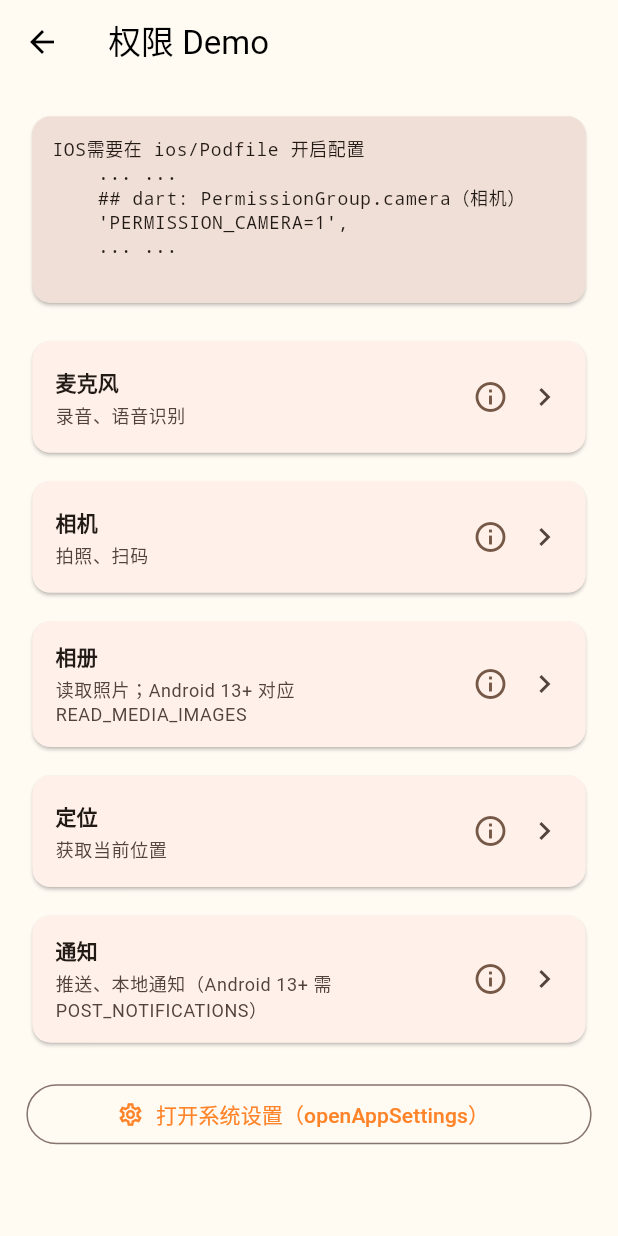
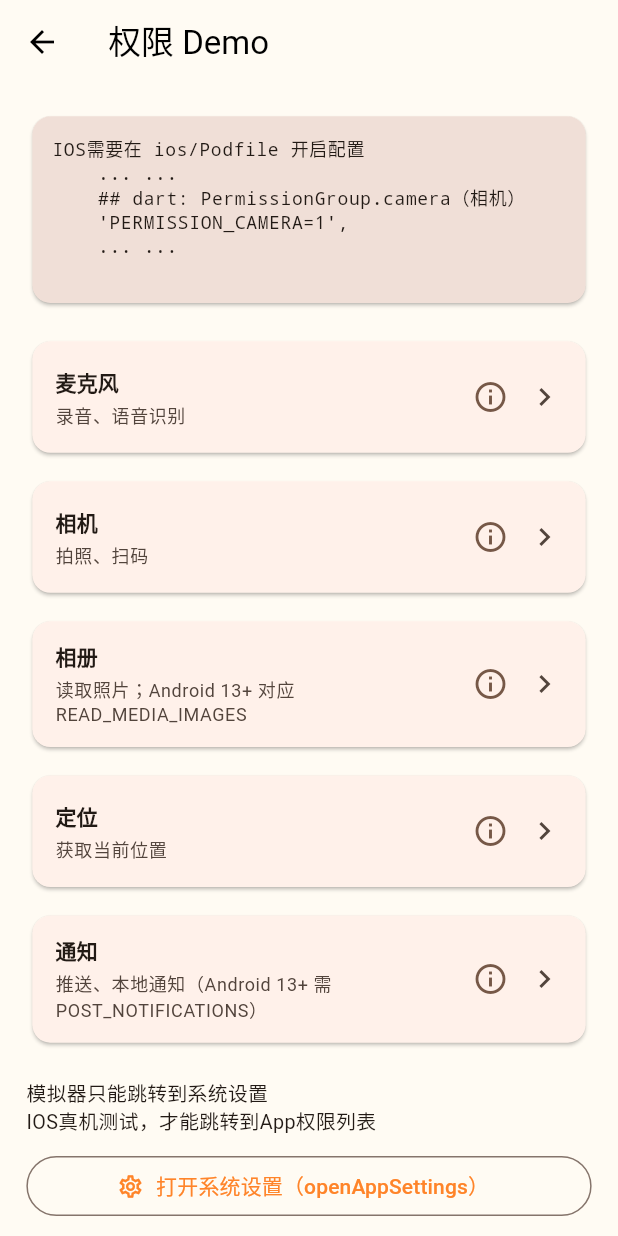
Before and after one commit to youxia-mrhan/nova_frame, a Flutter app: the PermissionDemoPage screen opened by its route, on a phone screen of 412 x 824 dp. Run offline on Flutter 3.47's test engine with Material 3 defaults, Android fonts, the phone set to English and light mode, and no system bars; our stand-ins replace app_links, auto_route, connectivity_plus, device_info_plus, dio, drift and 11 more; missing offline and left inert: flutter_udid; accounts and stored records are empty; generated files the repository leaves out were written again.

Commit message:
优化说明

```diff
--- a/lib/example/demo/permission_demo_page.dart
+++ b/lib/example/demo/permission_demo_page.dart
@@ -139,11 +139,14 @@ class PermissionDemoPage extends NovaPageShell {
             ),
           ),
           SizedBox(height: 8.dp),
+          Text('模拟器只能跳转到系统设置\nIOS真机测试，才能跳转到App权限列表',style: TextStyle(fontSize: 12.fs)),
+          SizedBox(height: 8.dp),
           OutlinedButton.icon(
             onPressed: () => _openSettings(context),
             icon: const Icon(Icons.settings_outlined),
             label: const Text('打开系统设置（openAppSettings）'),
           ),
+          SizedBox(height: 16.dp),
         ],
       ),
     );
```
